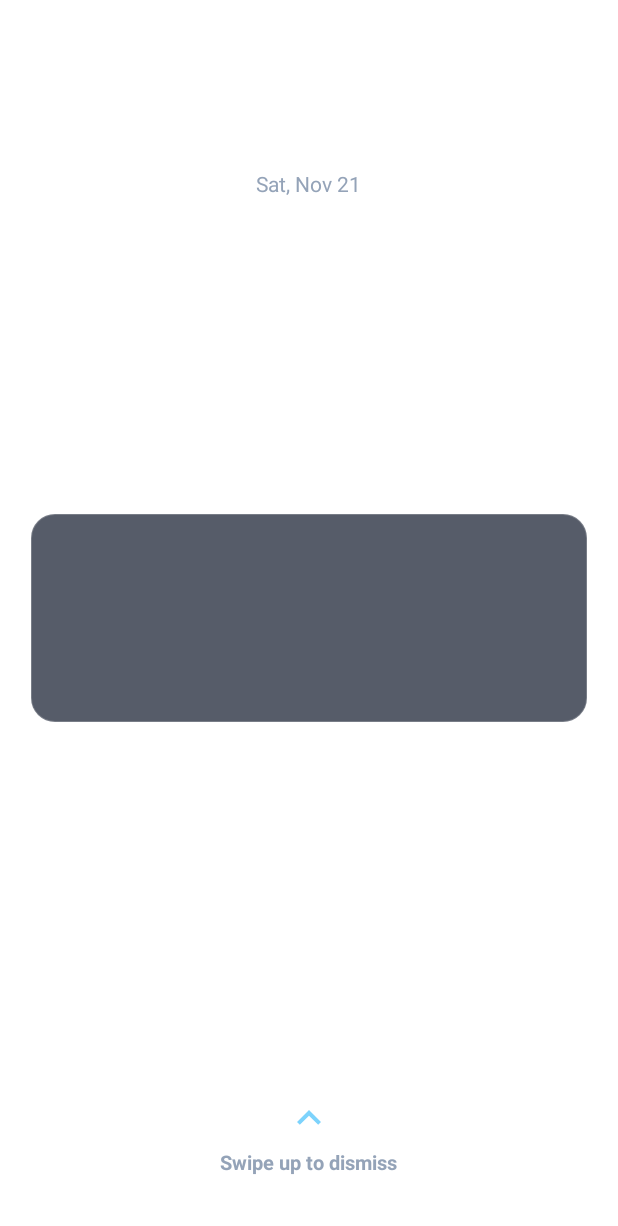
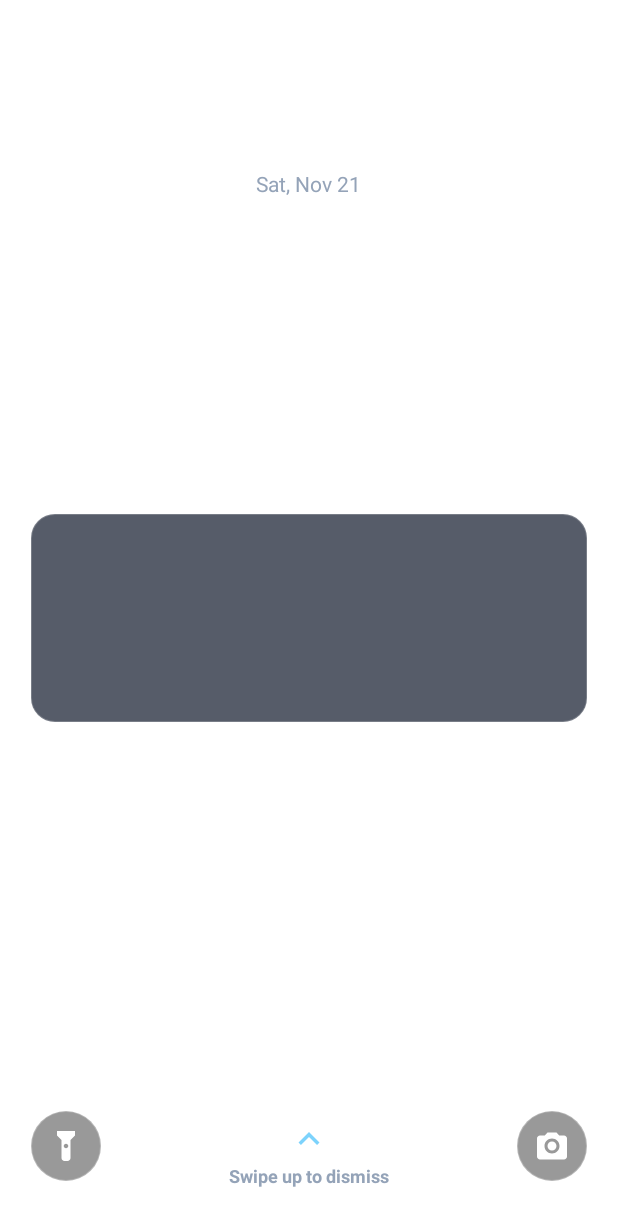
Before and after one commit to Jaimin1710/SmartWake, an Android app: the layout activity_smart_wake.xml on its own in the app's theme, with its tools: preview values and no code run, on a phone screen of 412 x 824 dp. Shown: the top 1226 px of the screen. Run offline under Robolectric (Android 15) with nearby library versions, the phone set to English and light mode, and no system bars.

Commit message:
Add Flashlight and Camera bottom shortcuts, top clock/date visibility, and release v1.2.1

```diff
--- /dev/null
+++ b/smartwake/src/main/res/drawable/bg_smartwake_shortcut.xml
@@ -0,0 +1,11 @@
+<?xml version="1.0" encoding="utf-8"?>
+<shape xmlns:android="http://schemas.android.com/apk/res/android"
+    android:shape="oval">
+    <solid android:color="#66000000" />
+    <stroke
+        android:width="1dp"
+        android:color="#44FFFFFF" />
+    <size
+        android:width="48dp"
+        android:height="48dp" />
+</shape>
--- /dev/null
+++ b/smartwake/src/main/res/drawable/ic_smartwake_camera.xml
@@ -0,0 +1,10 @@
+<?xml version="1.0" encoding="utf-8"?>
+<vector xmlns:android="http://schemas.android.com/apk/res/android"
+    android:width="24dp"
+    android:height="24dp"
+    android:viewportWidth="24"
+    android:viewportHeight="24">
+    <path
+        android:fillColor="#FFFFFF"
+        android:pathData="M12,15c1.66,0 3,-1.34 3,-3s-1.34,-3 -3,-3 -3,1.34 -3,3 1.34,3 3,3zM9,3L7.17,5H4c-1.1,0 -2,0.9 -2,2v12c0,1.1 0.9,2 2,2h16c1.1,0 2,-0.9 2,-2V7c0,-1.1 -0.9,-2 -2,-2h-3.17L15,3H9zm3,14c-2.76,0 -5,-2.24 -5,-5s2.24,-5 5,-5 5,2.24 5,5 -2.24,5 -5,5z" />
+</vector>
--- /dev/null
+++ b/smartwake/src/main/res/drawable/ic_smartwake_flashlight.xml
@@ -0,0 +1,10 @@
+<?xml version="1.0" encoding="utf-8"?>
+<vector xmlns:android="http://schemas.android.com/apk/res/android"
+    android:width="24dp"
+    android:height="24dp"
+    android:viewportWidth="24"
+    android:viewportHeight="24">
+    <path
+        android:fillColor="#FFFFFF"
+        android:pathData="M6,2h12v3l-3,3v12c0,1.1 -0.9,2 -2,2h-2c-1.1,0 -2,-0.9 -2,-2V8L6,5V2zM12,13.5c0.83,0 1.5,-0.67 1.5,-1.5s-0.67,-1.5 -1.5,-1.5 -1.5,0.67 -1.5,1.5 0.67,1.5 1.5,1.5z" />
+</vector>
--- a/smartwake/src/main/res/layout/activity_smart_wake.xml
+++ b/smartwake/src/main/res/layout/activity_smart_wake.xml
@@ -130,20 +130,51 @@
 
         </LinearLayout>
 
-        <!-- Bottom Swipe Indicator -->
+        <!-- Bottom Flashlight Shortcut (Bottom Left) -->
+        <ImageView
+            android:id="@+id/smartwake_btn_flashlight"
+            android:layout_width="48dp"
+            android:layout_height="48dp"
+            android:layout_alignParentBottom="true"
+            android:layout_alignParentStart="true"
+            android:layout_marginBottom="16dp"
+            android:background="@drawable/bg_smartwake_shortcut"
+            android:clickable="true"
+            android:contentDescription="Flashlight"
+            android:focusable="true"
+            android:padding="12dp"
+            android:src="@drawable/ic_smartwake_flashlight" />
+
+        <!-- Bottom Camera Shortcut (Bottom Right) -->
+        <ImageView
+            android:id="@+id/smartwake_btn_camera"
+            android:layout_width="48dp"
+            android:layout_height="48dp"
+            android:layout_alignParentBottom="true"
+            android:layout_alignParentEnd="true"
+            android:layout_marginBottom="16dp"
+            android:background="@drawable/bg_smartwake_shortcut"
+            android:clickable="true"
+            android:contentDescription="Camera"
+            android:focusable="true"
+            android:padding="12dp"
+            android:src="@drawable/ic_smartwake_camera" />
+
+        <!-- Bottom Swipe Indicator (Center Bottom) -->
         <LinearLayout
             android:id="@+id/smartwake_swipe_hint_container"
-            android:layout_width="match_parent"
+            android:layout_width="wrap_content"
             android:layout_height="wrap_content"
             android:layout_alignParentBottom="true"
-            android:layout_marginBottom="20dp"
+            android:layout_centerHorizontal="true"
+            android:layout_marginBottom="12dp"
             android:gravity="center"
             android:orientation="vertical">
 
             <ImageView
                 android:id="@+id/smartwake_swipe_icon"
-                android:layout_width="32dp"
-                android:layout_height="32dp"
+                android:layout_width="28dp"
+                android:layout_height="28dp"
                 android:contentDescription="@string/smartwake_desc_swipe_icon"
                 android:src="@drawable/ic_smartwake_swipe_up" />
 
@@ -151,10 +182,10 @@
                 android:id="@+id/smartwake_swipe_text"
                 android:layout_width="wrap_content"
                 android:layout_height="wrap_content"
-                android:layout_marginTop="4dp"
+                android:layout_marginTop="2dp"
                 android:text="@string/smartwake_swipe_hint"
                 android:textColor="@color/smartwake_text_secondary"
-                android:textSize="13sp"
+                android:textSize="12sp"
                 android:textStyle="bold" />
         </LinearLayout>
 
```
Also changed, not shown: smartwake/src/main/java/com/sololine/smartwake/ui/SmartWakeActivity.java (+55 -19 lines).
